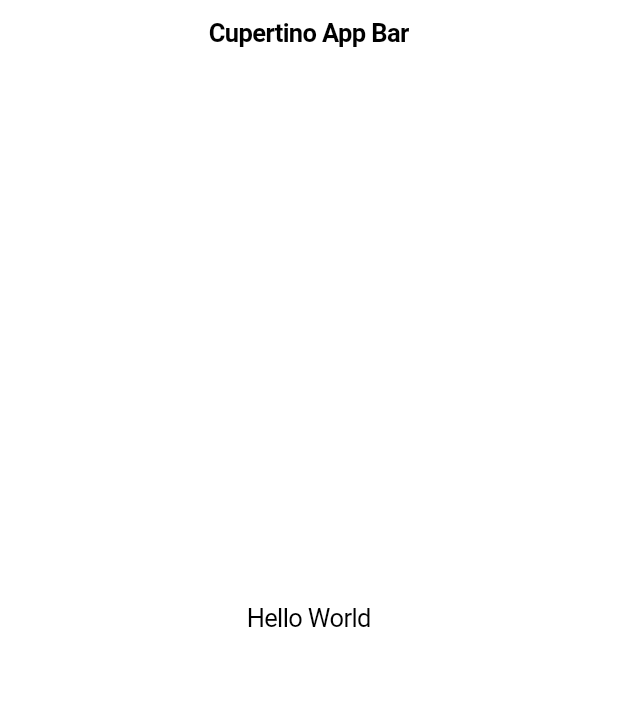
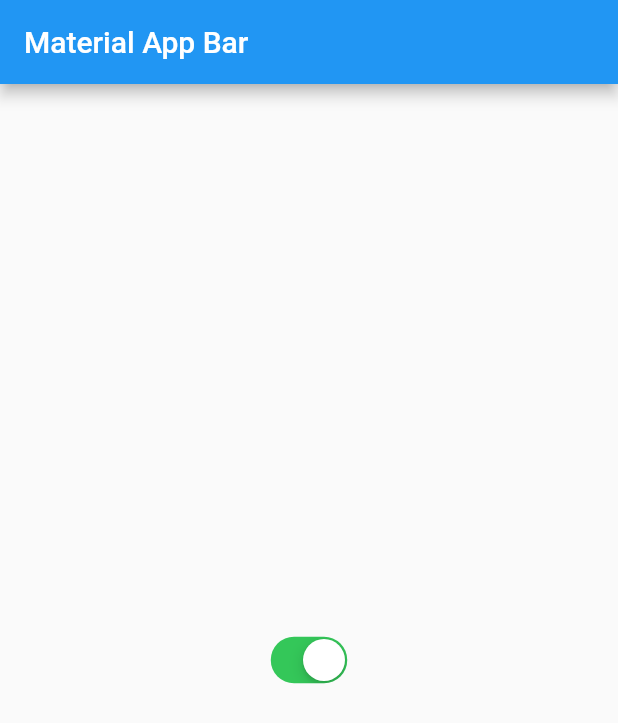
Before and after one commit to ulises214/smart-home-app-concept, a Flutter app: the screen it shows after launch, on a phone screen of 412 x 824 dp. Shown: the top 723 px of the screen. Run offline on Flutter 3.47's test engine with Material 2 defaults, Android fonts, the phone set to English and light mode, and no system bars.

Commit message:
Basic app created

```diff
--- a/lib/main.dart
+++ b/lib/main.dart
@@ -1,19 +1,20 @@
 import 'package:flutter/cupertino.dart';
+import 'package:flutter/material.dart';
 
-void main() => runApp(MyApp());
+void main() => runApp(SmartHomeApp());
 
-class MyApp extends StatelessWidget {
+class SmartHomeApp extends StatelessWidget {
   @override
   Widget build(BuildContext context) {
-    return CupertinoApp(
-      title: 'Cupertino App',
-      home: CupertinoPageScaffold(
-        navigationBar: CupertinoNavigationBar(
-          middle: Text('Cupertino App Bar'),
+    return MaterialApp(
+      title: 'SmartHome App',
+      home: Scaffold(
+        appBar: AppBar(
+          title: Text('Material App Bar'),
         ),
-        child: Center(
+        body: Center(
           child: Container(
-            child: Text('Hello World'),
+            child: CupertinoSwitch(value: true, onChanged: (onChanged) {}),
           ),
         ),
       ),
```
Also changed, not shown: 1 other file.
